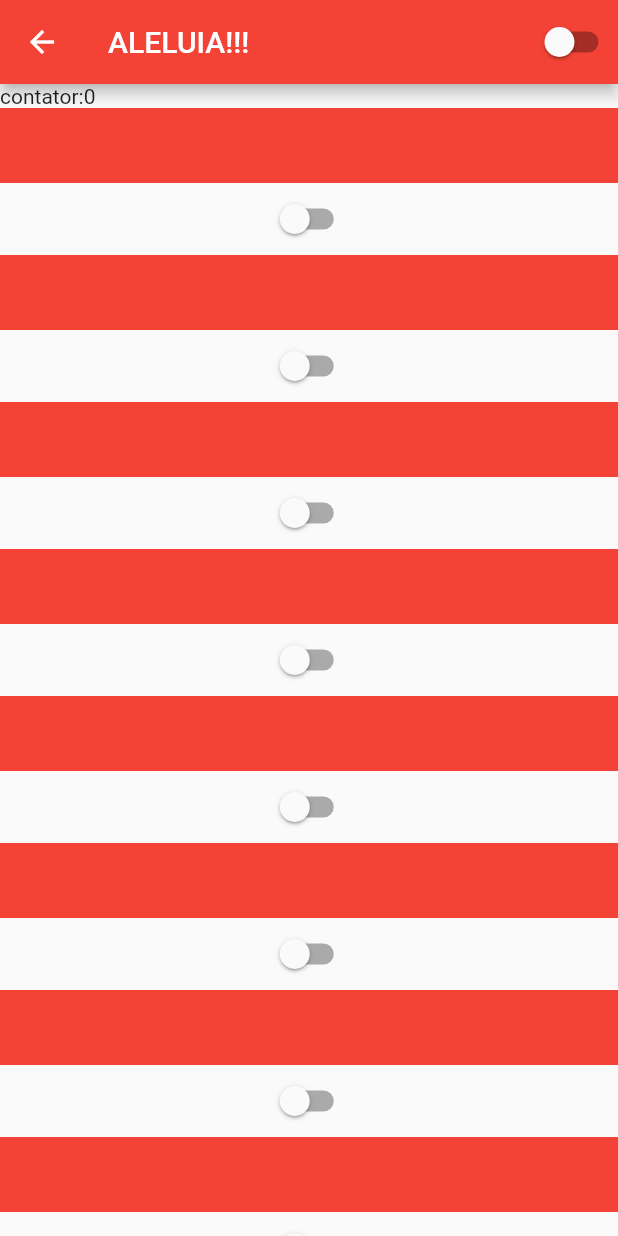
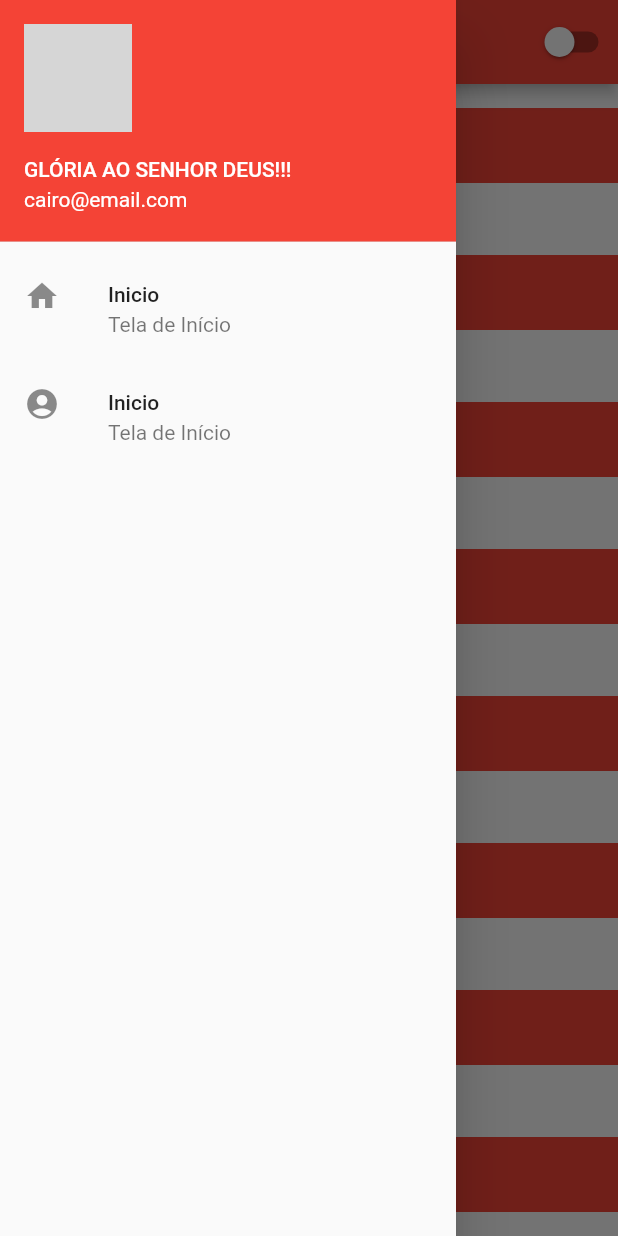
Before and after one commit to cairorib/flutter_estudos, a Flutter app: the HomePage screen opened by its route, with the side drawer open (before the commit the screen has no drawer), on a phone screen of 412 x 824 dp. Run offline on Flutter 3.47's test engine with Material 2 defaults, Android fonts, the phone set to English and light mode, and no system bars; network calls fail; grey boxes are pictures that could not be loaded.

```diff
--- a/lib/home_page.dart
+++ b/lib/home_page.dart
@@ -15,6 +15,39 @@ class HomePageState extends State<HomePage> {
   Widget build(BuildContext context) {
     /* return Container(child: Center(child: Text('ALELUIA ALELUIA'))); */
     return Scaffold(
+      drawer: Drawer(
+        child: Column(children: [
+          UserAccountsDrawerHeader(
+              currentAccountPicture: ClipRRect(
+                borderRadius: BorderRadius.circular(50),
+                child: ClipOval(
+                  child: Image.network(
+                      'https://img.freepik.com/vetores-gratis/fundo-gradiente-da-paisagem-do-por-do-sol-da-praia_23-2148979774.jpg?h=200;w=200'),
+                ),
+              ),
+              /* child: Image.network(
+                    'https://img.freepik.com/vetores-gratis/fundo-gradiente-da-paisagem-do-por-do-sol-da-praia_23-2148979774.jpg?h=200;w=200'),
+              ), */
+              accountName: Text('GLÓRIA AO SENHOR DEUS!!!'),
+              accountEmail: Text('cairo@email.com')),
+          ListTile(
+            leading: Icon(Icons.home),
+            onTap: () {
+              print('ALELUIA!!!');
+            },
+            title: Text('Inicio'),
+            subtitle: Text('Tela de Início'),
+          ),
+          ListTile(
+            leading: Icon(Icons.account_circle_sharp),
+            onTap: () {
+              Navigator.of(context).pushReplacementNamed('/');
+            },
+            title: Text('Inicio'),
+            subtitle: Text('Tela de Início'),
+          )
+        ]),
+      ),
       appBar: AppBar(
         title: Text('ALELUIA!!!'),
         actions: [
```
